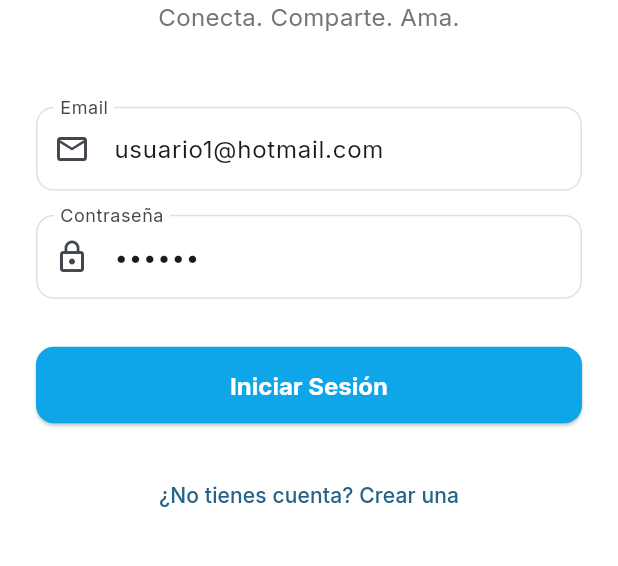
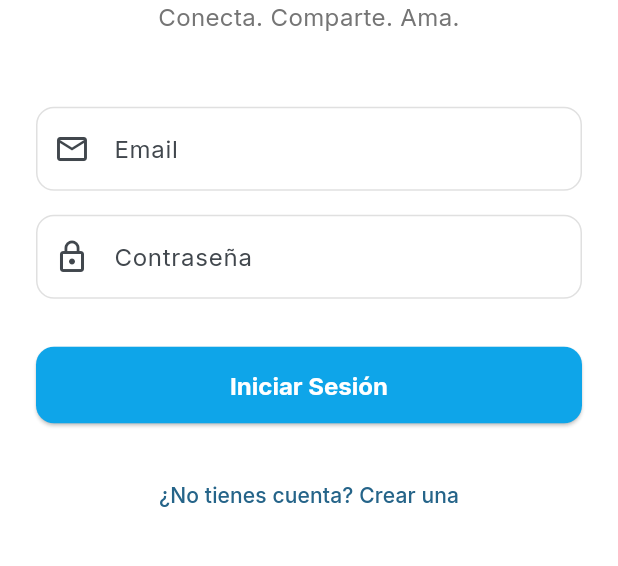
Before and after one commit to wilopv/PetConnect, a Flutter app: the screen it shows after launch, on a phone screen of 412 x 824 dp, the part 467-1033 px from its top. Run offline on Flutter 3.47's test engine with Material 3 defaults, Android fonts, the phone set to English and light mode, and no system bars; our stand-ins replace flutter_map, flutter_secure_storage, google_fonts, image_picker, latlong2.

Commit message:
refactor: eliminar texto defecto en campo de inicio de sesion y documentación faltante en funciones

```diff
--- a/frontend/pet_connect_app/lib/auth/login_screen.dart
+++ b/frontend/pet_connect_app/lib/auth/login_screen.dart
@@ -21,9 +21,8 @@ class LoginScreen extends StatefulWidget {
 
 class _LoginScreenState extends State<LoginScreen> {
   final _storage = const FlutterSecureStorage();
-  // email controller with default text for testing
-  final _emailController = TextEditingController(text: 'usuario1@hotmail.com');
-  final _passwordController = TextEditingController(text: '123456');
+  final _emailController = TextEditingController();
+  final _passwordController = TextEditingController();
   bool _isLoading = false;
 
   @override
@@ -87,6 +86,10 @@ class _LoginScreenState extends State<LoginScreen> {
     );
   }
 
+  // Autor: Wilbert López Veras
+  // Fecha de creación: 29 de Octubre de 2025
+  // Descripción:
+  // Maneja el proceso de inicio de sesión.
   Future<void> _handleLogin() async {
     setState(() => _isLoading = true);
 
```
Also changed, not shown: frontend/pet_connect_app/lib/auth/signup_screen.dart (+8 -0 lines).
